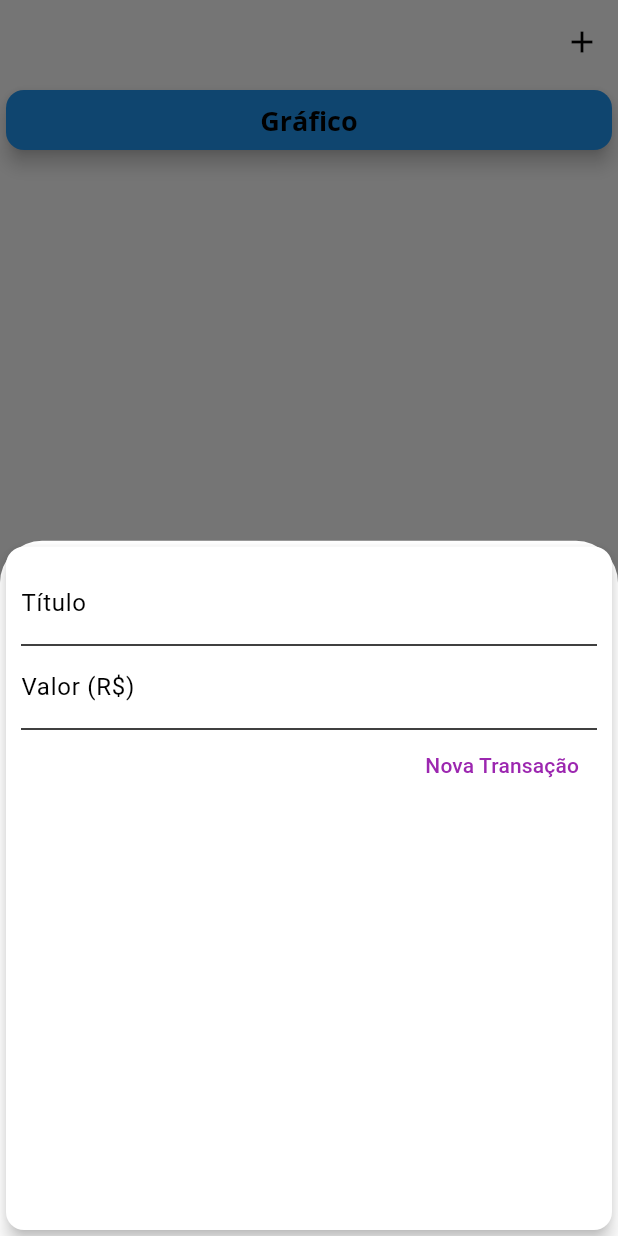
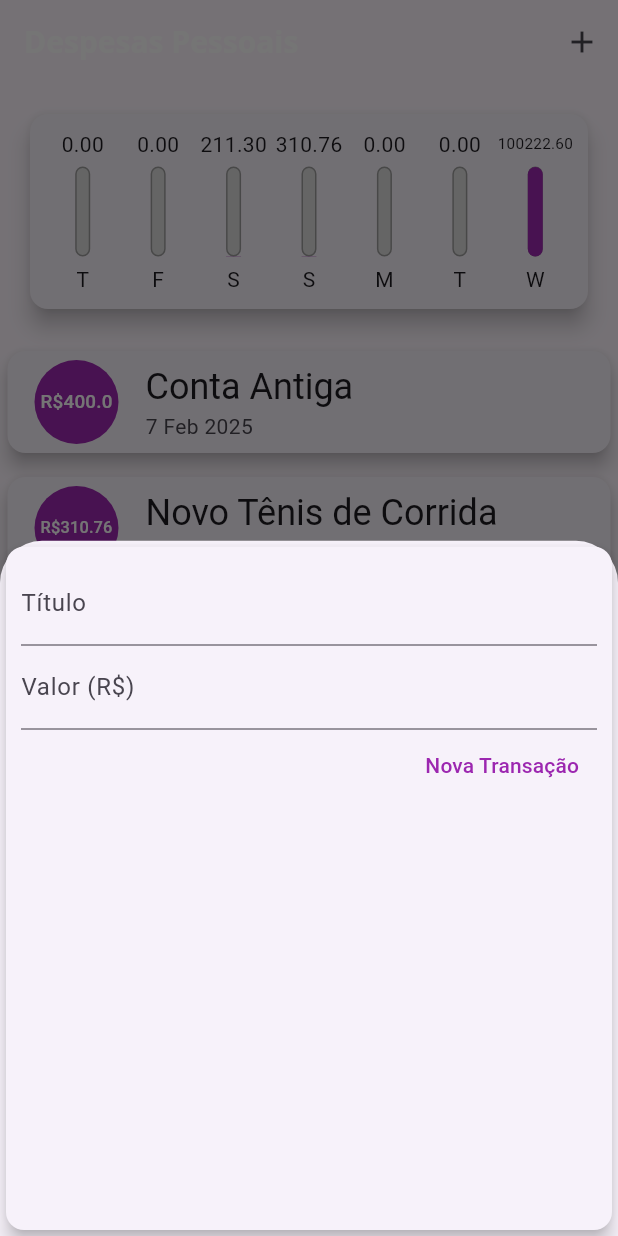
Before and after one commit to Kadjow/Expenses, a Flutter app: the screen it shows after launch, after a tap on the "add" icon, on a phone screen of 412 x 824 dp. Run offline on Flutter 3.47's test engine with Material 3 defaults, Android fonts, the phone set to English and light mode, and no system bars.

Commit message:
Updating the files

```diff
--- /dev/null
+++ b/lib/components/chart.dart
@@ -0,0 +1,65 @@
+import 'package:flutter/material.dart';
+import 'package:intl/intl.dart';
+import '../models/transaction.dart';
+import 'chart_bar.dart';
+
+class Chart extends StatelessWidget {
+  final List<Transaction> recentTransaction;
+
+  const Chart(this.recentTransaction, {Key? key}) : super(key: key);
+
+  List<Map<String, Object>> get groupedTransactions {
+    return List.generate(7, (index) {
+      final weekDay = DateTime.now().subtract(
+        Duration(days: index),
+      );
+
+      double totalSum = 0.0;
+
+      for (var i = 0; i < recentTransaction.length; i++) {
+        bool sameDay = recentTransaction[i].date.day == weekDay.day;
+        bool sameMonth = recentTransaction[i].date.month == weekDay.month;
+        bool sameYear = recentTransaction[i].date.year == weekDay.year;
+
+        if (sameDay && sameMonth && sameYear) {
+          totalSum += recentTransaction[i].value;
+        }
+      }
+
+      return {
+        'day': DateFormat.E().format(weekDay)[0],
+        'value': totalSum,
+      };
+    }).reversed.toList();
+  }
+
+  double get _weekTotalValue {
+    return groupedTransactions.fold(0.0, (sum, tr) {
+      return sum + (tr['value'] as double);
+    });
+  }
+
+  @override
+  Widget build(BuildContext context) {
+    return Card(
+      elevation: 6,
+      margin: const EdgeInsets.all(20),
+      child: Padding(
+        padding: const EdgeInsets.all(10),
+        child: Row(
+          mainAxisAlignment: MainAxisAlignment.spaceAround,
+          children: groupedTransactions.map((tr) {
+            return Flexible(
+              fit: FlexFit.tight,
+              child: ChartBar(
+                label: tr['day'] as String,
+                value: tr['value'] as double,
+                percentage: (tr['value'] as double) / _weekTotalValue,
+              ),
+            );
+          }).toList(),
+        ),
+      ),
+    );
+  }
+}
--- /dev/null
+++ b/lib/components/chart_bar.dart
@@ -0,0 +1,59 @@
+import 'package:flutter/material.dart';
+
+class ChartBar extends StatelessWidget {
+  final String? label;
+  final double? value;
+  final double? percentage;
+
+  const ChartBar({
+    this.label,
+    this.value,
+    this.percentage,
+    Key? key,
+  }) : super(key: key);
+
+  @override
+  Widget build(BuildContext context) {
+    return Column(
+      children: [
+        SizedBox(
+          height: 20,
+          child: FittedBox(
+            child: Text('${value!.toStringAsFixed(2)}'),
+          ),
+        ),
+        const SizedBox(height: 5),
+        SizedBox(
+          height: 60,
+          width: 10,
+          child: Stack(
+            alignment: Alignment.bottomCenter,
+            children: <Widget>[
+              Container(
+                decoration: BoxDecoration(
+                  border: Border.all(
+                    color: Colors.grey,
+                    width: 1.0,
+                  ),
+                  color: const Color.fromRGBO(220, 220, 220, 1),
+                  borderRadius: BorderRadius.circular(5),
+                ),
+              ),
+              FractionallySizedBox(
+                heightFactor: percentage,
+                child: Container(
+                  decoration: BoxDecoration(
+                    color: Theme.of(context).colorScheme.primary,
+                    borderRadius: BorderRadius.circular(5),
+                  ),
+                ),
+              ),
+            ],
+          ),
+        ),
+        const SizedBox(height: 5),
+        Text(label!),
+      ],
+    );
+  }
+}
--- a/lib/components/transaction_form.dart
+++ b/lib/components/transaction_form.dart
@@ -10,12 +10,13 @@ class TransactionForm extends StatefulWidget {
 }
 
 class _TransactionFormState extends State<TransactionForm> {
-  final _titleController = TextEditingController();
-  final _valueController = TextEditingController();
+  final titleController = TextEditingController();
 
-  void _submitForm() {
-    final title = _titleController.text;
-    final value = double.tryParse(_valueController.text) ?? 0;
+  final valueController = TextEditingController();
+
+  _submitForm() {
+    final title = titleController.text;
+    final value = double.tryParse(valueController.text) ?? 0;
 
     if (title.isEmpty || value <= 0) {
       return;
@@ -33,14 +34,14 @@ class _TransactionFormState extends State<TransactionForm> {
         child: Column(
           children: [
             TextField(
-              controller: _titleController,
+              controller: titleController,
               onSubmitted: (_) => _submitForm(),
               decoration: const InputDecoration(
                 labelText: 'Título',
               ),
             ),
             TextField(
-              controller: _valueController,
+              controller: valueController,
               keyboardType:
                   const TextInputType.numberWithOptions(decimal: true),
               onSubmitted: (_) => _submitForm(),
--- a/lib/components/transaction_list.dart
+++ b/lib/components/transaction_list.dart
@@ -11,53 +11,57 @@ class TransactionList extends StatelessWidget {
   Widget build(BuildContext context) {
     return SizedBox(
       height: 300,
-      child: ListView.builder(
+      child: transactions.isEmpty
+          ? Column(
+              children: [
+                const SizedBox(height: 20),
+                Text(
+                  'Nenhuma Transação Cadastrada!',
+                  style: Theme.of(context).textTheme.headlineSmall,
+                ),
+                const SizedBox(height: 20),
+                SizedBox(
+                  height: 200,
+                  child: Image.asset(
+                    'assets/images/waiting.png',
+                    fit: BoxFit.cover,
+                  ),
+                ),
+              ],
+            )
+          : ListView.builder(
               itemCount: transactions.length,
               itemBuilder: (ctx, index) {
                 final tr = transactions[index];
                 return Card(
-            child: Row(
-              children: [
-                Container(
+                  elevation: 5,
                   margin: const EdgeInsets.symmetric(
-                    horizontal: 15,
-                    vertical: 10,
+                    vertical: 8,
+                    horizontal: 5,
                   ),
-                  decoration: BoxDecoration(
-                    border: Border.all(
-                      color: Colors.purple,
-                      width: 2,
-                    ),
-                  ),
-                  padding: const EdgeInsets.all(10),
+                  child: ListTile(
+                    leading: CircleAvatar(
+                      backgroundColor: Colors.purple,
+                      radius: 30,
+                      child: Padding(
+                        padding: const EdgeInsets.all(6),
+                        child: FittedBox(
                           child: Text(
-                    'R\$ ${tr.value.toStringAsFixed(2)}',
+                            'R\$${tr.value}',
                             style: const TextStyle(
-                      fontWeight: FontWeight.bold,
-                      fontSize: 20,
-                      color: Colors.purple,
+                              color: Colors.white,
                             ),
                           ),
                         ),
-                Column(
-                  crossAxisAlignment: CrossAxisAlignment.start,
-                  children: [
-                    Text(
-                      tr.title,
-                      style: const TextStyle(
-                        fontSize: 16,
-                        fontWeight: FontWeight.bold,
                       ),
                     ),
-                    Text(
+                    title: Text(
+                      tr.title,
+                      style: Theme.of(context).textTheme.headlineSmall,
+                    ),
+                    subtitle: Text(
                       DateFormat('d MMM y').format(tr.date),
-                      style: const TextStyle(
-                        color: Colors.grey,
                     ),
-                    ),
-                  ],
-                ),
-              ],
                   ),
                 );
               },
--- a/lib/main.dart
+++ b/lib/main.dart
@@ -1,24 +1,28 @@
+import 'package:expenses/components/transaction_form.dart';
 import 'package:flutter/material.dart';
 import 'dart:math';
 import 'components/transaction_form.dart';
 import 'components/transaction_list.dart';
+import 'components/chart.dart';
 import 'models/transaction.dart';
 
-void main() => runApp(ExpensesApp());
+main() => runApp(ExpensesApp());
 
 class ExpensesApp extends StatelessWidget {
+  ExpensesApp({Key? key}) : super(key: key);
+  final ThemeData tema = ThemeData();
+
   @override
   Widget build(BuildContext context) {
     return MaterialApp(
       home: const MyHomePage(),
-      theme: ThemeData(
-        primarySwatch: Colors.purple,
-        colorScheme: ColorScheme.light(
+      theme: tema.copyWith(
+        colorScheme: tema.colorScheme.copyWith(
           primary: Colors.purple,
           secondary: Colors.amber,
         ),
-        textTheme: const TextTheme(
-          headlineSmall: TextStyle(
+        textTheme: tema.textTheme.copyWith(
+          titleLarge: const TextStyle(
             fontFamily: 'OpenSans',
             fontSize: 18,
             fontWeight: FontWeight.bold,
@@ -45,13 +49,48 @@ class MyHomePage extends StatefulWidget {
 }
 
 class _MyHomePageState extends State<MyHomePage> {
-  final List<Transaction> _transactions = [];
+  final List<Transaction> _transactions = [
+    Transaction(
+      id: 't0',
+      title: 'Conta Antiga',
+      value: 400.00,
+      date: DateTime.now().subtract(const Duration(days: 33)),
+    ),
+    Transaction(
+      id: 't1',
+      title: 'Novo Tênis de Corrida',
+      value: 310.76,
+      date: DateTime.now().subtract(const Duration(days: 3)),
+    ),
+    Transaction(
+      id: 't2',
+      title: 'Conta de Luz',
+      value: 211.30,
+      date: DateTime.now().subtract(const Duration(days: 4)),
+    ),
+    Transaction(
+      id: 't3',
+      title: 'Cartão de Crédito',
+      value: 100211.30,
+      date: DateTime.now(),
+    ),
+    Transaction(
+      id: 't4',
+      title: 'Lanche',
+      value: 11.30,
+      date: DateTime.now(),
+    ),
+  ];
+
+  List<Transaction> get _recentTransactions {
+    return _transactions.where((tr) {
+      return tr.date.isAfter(DateTime.now().subtract(
+        const Duration(days: 7),
+      ));
+    }).toList();
+  }
 
   _addTransaction(String title, double value) {
-    if (title.isEmpty || value <= 0) {
-      return;
-    }
-
     final newTransaction = Transaction(
       id: Random().nextDouble().toString(),
       title: title,
@@ -91,7 +130,7 @@ class _MyHomePageState extends State<MyHomePage> {
         child: Column(
           crossAxisAlignment: CrossAxisAlignment.stretch,
           children: [
-            Chart(),
+            Chart(_recentTransactions),
             TransactionList(_transactions),
           ],
         ),
@@ -104,21 +143,3 @@ class _MyHomePageState extends State<MyHomePage> {
     );
   }
 }
-
-class Chart extends StatelessWidget {
-  @override
-  Widget build(BuildContext context) {
-    return Card(
-      color: Colors.blue,
-      elevation: 5,
-      child: Padding(
-        padding: const EdgeInsets.all(8.0),
-        child: Text(
-          'Gráfico',
-          style: Theme.of(context).textTheme.headlineSmall,
-          textAlign: TextAlign.center,
-        ),
-      ),
-    );
-  }
-}
```
Lines whose indentation alone changed are shown as unchanged.
